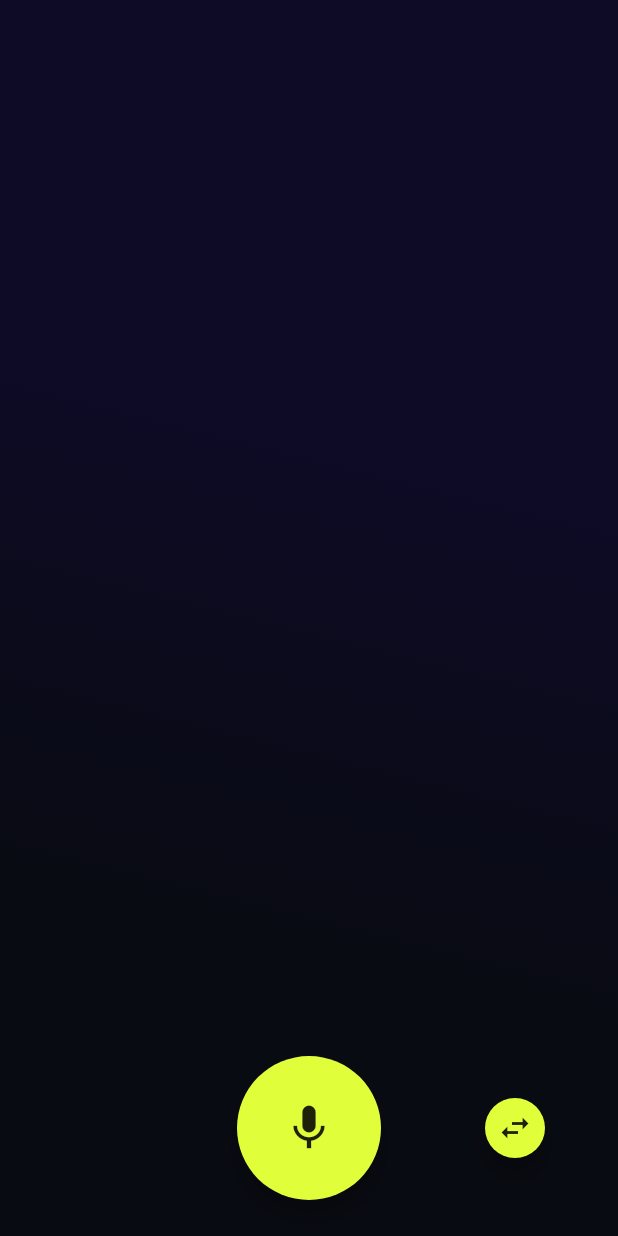
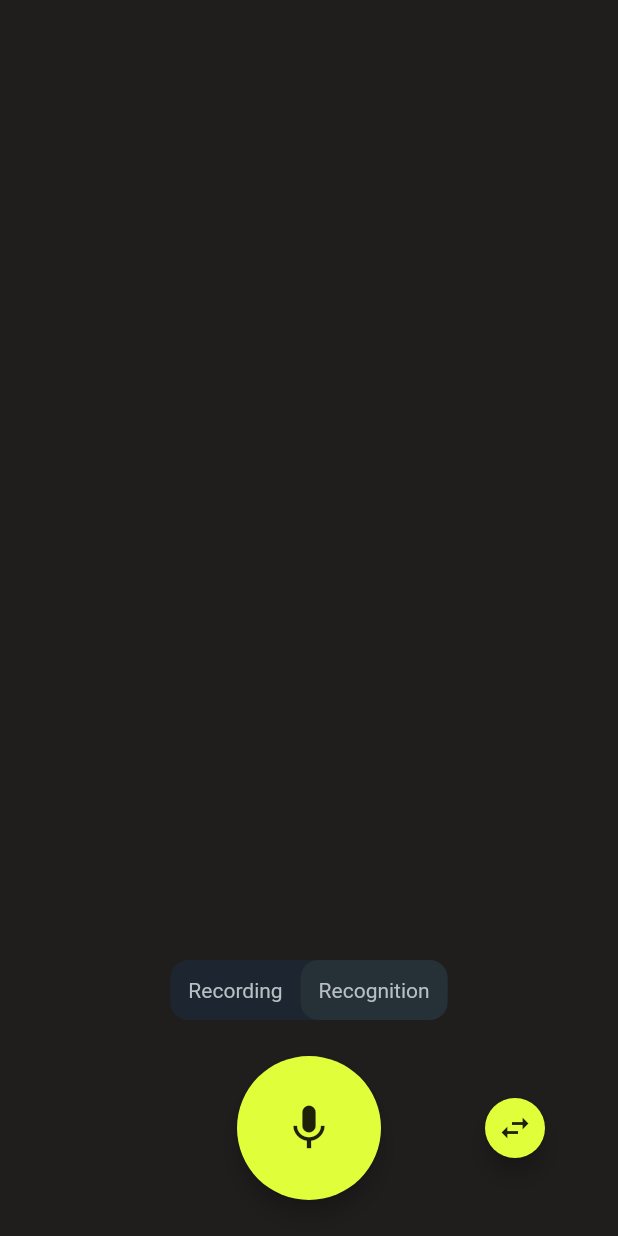
Before and after one commit to ashpakouski/SoundRecognizer-Flutter, a Flutter app: the screen it shows after launch, on a phone screen of 412 x 824 dp. Run offline on Flutter 3.47's test engine with Material 2 defaults, Android fonts, the phone set to English and light mode, and no system bars; our stand-ins replace bloc, dio, flutter_bloc, flutter_spinkit, permission_handler; missing offline and left inert: audio_session, flutter_sound, flutter_sound_platform_interface.

Commit message:
Create app mode picker

```diff
--- /dev/null
+++ b/lib/common/enum/app_mode.dart
@@ -0,0 +1,4 @@
+enum AppMode {
+  recording,
+  recognition;
+}
--- a/lib/screens/home/home_screen.dart
+++ b/lib/screens/home/home_screen.dart
@@ -1,27 +1,42 @@
 import 'package:flutter/material.dart';
+import 'package:sound_recognizer/common/enum/app_mode.dart';
+import 'package:sound_recognizer/component/variant_picker.dart';
 
-class HomeScreen extends StatelessWidget {
+class HomeScreen extends StatefulWidget {
   const HomeScreen({super.key});
+
+  @override
+  State<HomeScreen> createState() => _HomeScreenState();
+}
+
+class _HomeScreenState extends State<HomeScreen> {
+  AppMode currentMode = AppMode.recognition;
 
   @override
   Widget build(BuildContext context) {
     final screen = MediaQuery.of(context).size;
 
-    return Container(
-      decoration: const BoxDecoration(
-        gradient: LinearGradient(
-            begin: Alignment.topRight,
-            end: Alignment.bottomCenter,
-            colors: [Color(0xFF0D0B25), Color(0xFF090B12)],
-            stops: [0.4, 0.8]),
-      ),
-      child: Scaffold(
-        backgroundColor: Colors.transparent,
+    return Scaffold(
+      backgroundColor: const Color(0xFF201D1D),
       body: Stack(
         children: [
           Column(
             mainAxisAlignment: MainAxisAlignment.end,
             children: [
+              VariantPicker<AppMode>(
+                currentElement: currentMode,
+                variants: AppMode.values,
+                stringBuilder: (mode) {
+                  return (mode == AppMode.recognition)
+                      ? "Recognition"
+                      : "Recording";
+                },
+                onChange: (mode) {
+                  setState(() {
+                    currentMode = mode;
+                  });
+                },
+              ),
               Padding(
                 padding: const EdgeInsets.symmetric(vertical: 24.0),
                 child: Row(
@@ -63,7 +78,6 @@ class HomeScreen extends StatelessWidget {
           ),
         ],
       ),
-      ),
     );
   }
 }
```
Also changed, not shown: lib/component/variant_picker.dart (added, +65 -0 lines). Lines whose indentation alone changed are shown as unchanged.
